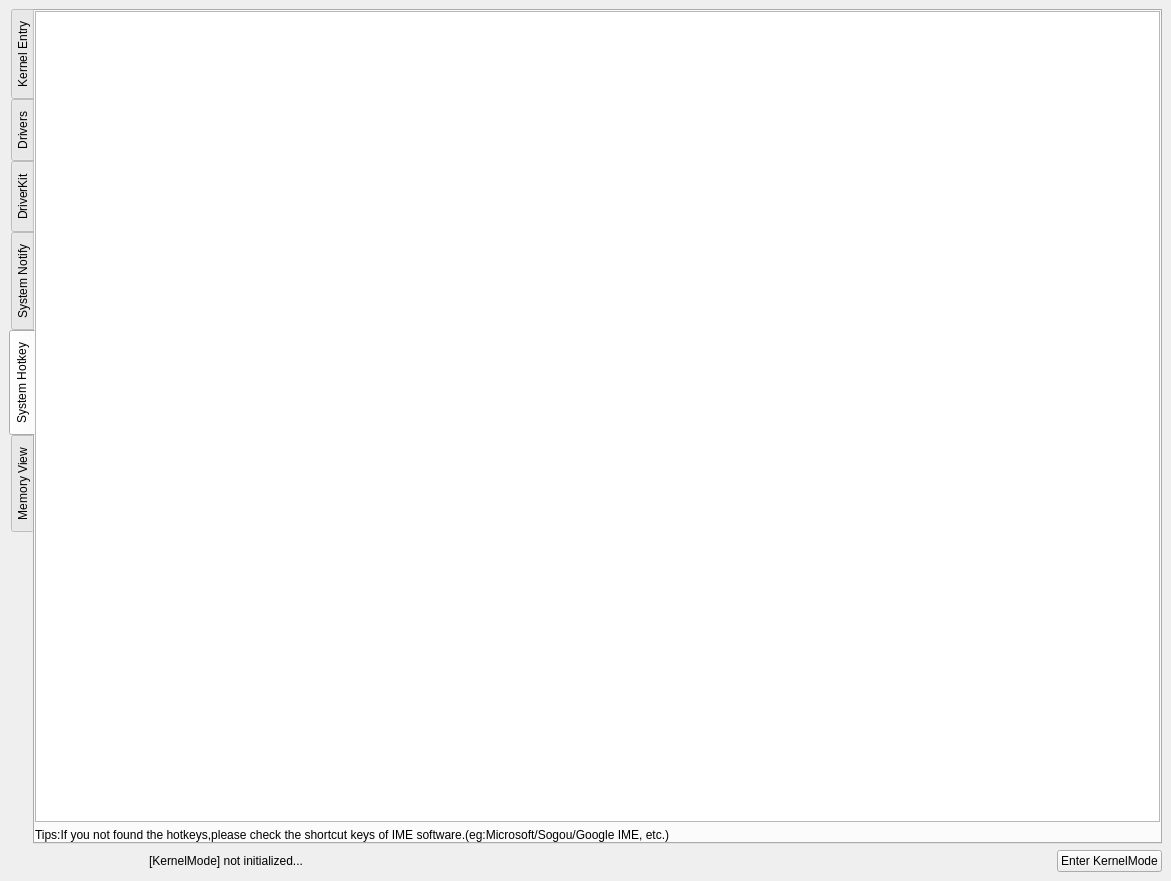
The window that src/OpenArk/ui/kernel.ui (BlackINT3/OpenArk) describes before a commit, drawn with Qt 5.
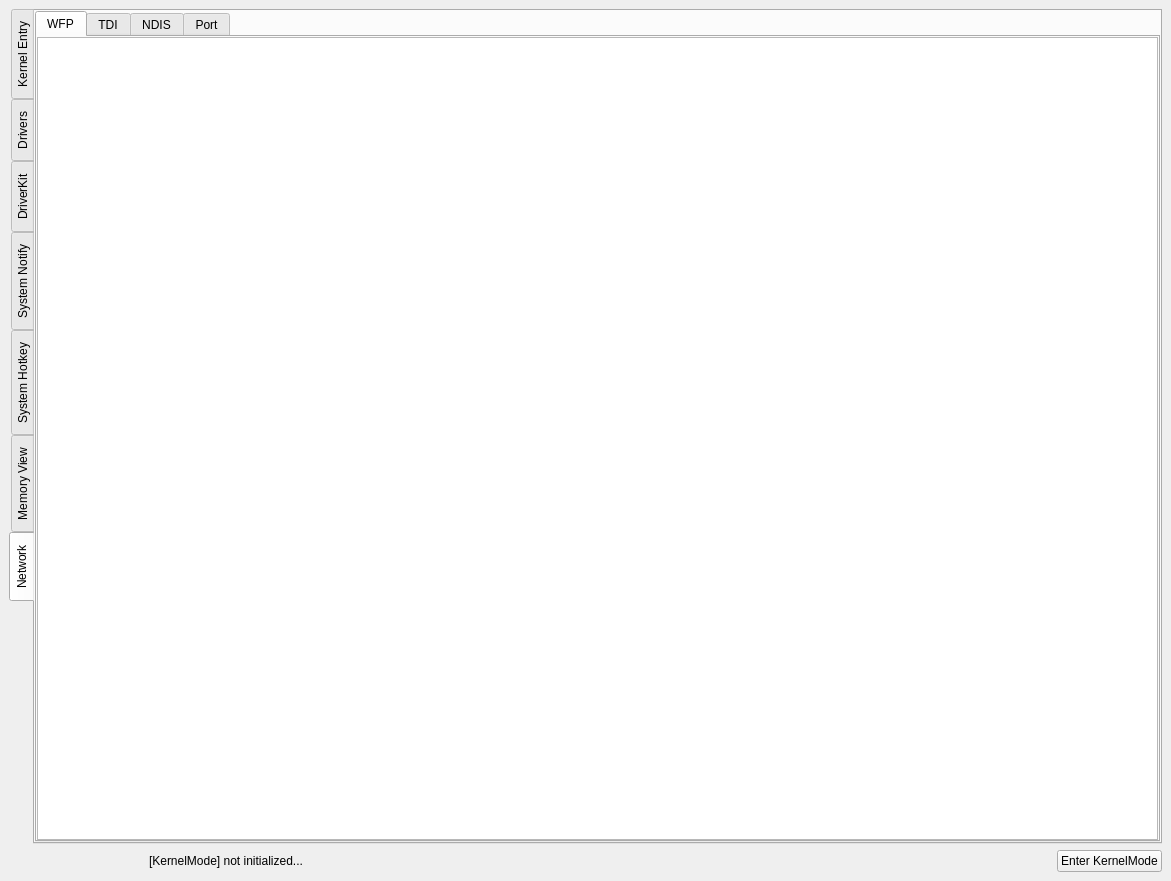
The same window after the commit.

Commit message: Add kernel network L3 tab menu, wfp part features

```diff
--- a/src/OpenArk/ui/kernel.ui
+++ b/src/OpenArk/ui/kernel.ui
@@ -38,7 +38,7 @@
       <enum>QTabWidget::West</enum>
      </property>
      <property name="currentIndex">
-      <number>4</number>
+      <number>6</number>
      </property>
      <widget class="QWidget" name="tabKernelEntry">
       <attribute name="title">
@@ -524,6 +524,75 @@
        </item>
       </layout>
      </widget>
+     <widget class="QWidget" name="tab">
+      <attribute name="title">
+       <string>Network</string>
+      </attribute>
+      <layout class="QHBoxLayout" name="horizontalLayout_3">
+       <property name="spacing">
+        <number>0</number>
+       </property>
+       <property name="leftMargin">
+        <number>0</number>
+       </property>
+       <property name="topMargin">
+        <number>0</number>
+       </property>
+       <property name="rightMargin">
+        <number>0</number>
+       </property>
+       <property name="bottomMargin">
+        <number>0</number>
+       </property>
+       <item>
+        <widget class="QTabWidget" name="tabNetwork">
+         <property name="currentIndex">
+          <number>0</number>
+         </property>
+         <widget class="QWidget" name="tabWfp">
+          <attribute name="title">
+           <string>WFP</string>
+          </attribute>
+          <layout class="QVBoxLayout" name="verticalLayout_9">
+           <property name="spacing">
+            <number>0</number>
+           </property>
+           <property name="leftMargin">
+            <number>0</number>
+           </property>
+           <property name="topMargin">
+            <number>0</number>
+           </property>
+           <property name="rightMargin">
+            <number>0</number>
+           </property>
+           <property name="bottomMargin">
+            <number>0</number>
+           </property>
+           <item>
+            <widget class="QTreeView" name="wfpView"/>
+           </item>
+          </layout>
+         </widget>
+         <widget class="QWidget" name="tabTdi">
+          <attribute name="title">
+           <string>TDI</string>
+          </attribute>
+         </widget>
+         <widget class="QWidget" name="tabNdis">
+          <attribute name="title">
+           <string>NDIS</string>
+          </attribute>
+         </widget>
+         <widget class="QWidget" name="tabPort">
+          <attribute name="title">
+           <string>Port</string>
+          </attribute>
+         </widget>
+        </widget>
+       </item>
+      </layout>
+     </widget>
     </widget>
    </item>
    <item>
```
The commit also changes 11 other files.
